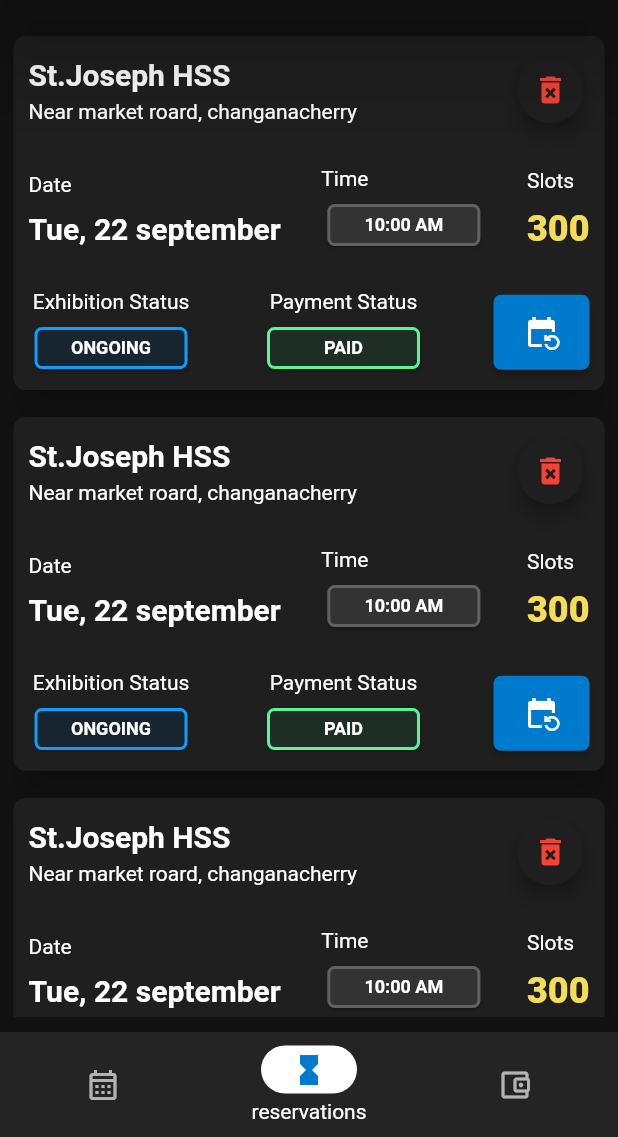
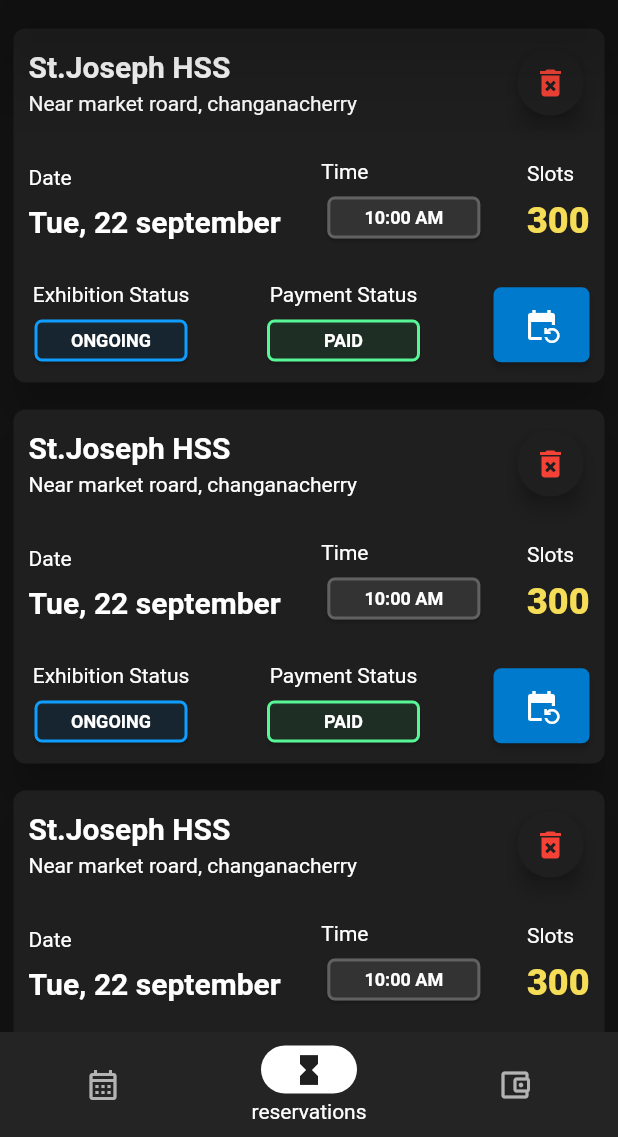
Before and after one commit to shaderone/samvit, a Flutter app: the App screen opened by its route, item 2 of the bottom bar chosen, on a phone screen of 412 x 824 dp, the part 99-1236 px from its top. Run offline on Flutter 3.47's test engine with Material 2 defaults, Android fonts, the phone set to English and light mode, and no system bars.

Commit message:
Refractor code, change icon colors

```diff
--- a/lib/presentation/root/widgets/bottom_navbar.dart
+++ b/lib/presentation/root/widgets/bottom_navbar.dart
@@ -29,7 +29,7 @@ class MaterialBottomNav extends StatelessWidget {
             NavigationDestination(
               selectedIcon: Icon(
                 Icons.calendar_month,
-                  color: secondaryBlueShadeDark,
+                color: primaryDark,
               ),
               icon: Icon(
                 Icons.calendar_month_outlined,
@@ -40,7 +40,7 @@ class MaterialBottomNav extends StatelessWidget {
             NavigationDestination(
               selectedIcon: Icon(
                 Icons.hourglass_full,
-                  color: secondaryBlueShadeDark,
+                color: primaryDark,
               ),
               icon: Icon(
                 //Icons.watch_later_outlined,
@@ -52,7 +52,7 @@ class MaterialBottomNav extends StatelessWidget {
             NavigationDestination(
               selectedIcon: Icon(
                 Icons.account_balance_wallet_rounded,
-                  color: secondaryBlueShadeDark,
+                color: primaryDark,
               ),
               icon: Icon(
                 Icons.account_balance_wallet_outlined,
@@ -62,6 +62,7 @@ class MaterialBottomNav extends StatelessWidget {
             ),
           ],
         );
-        });
+      },
+    );
   }
 }
--- a/lib/presentation/screens/reservation/reservation_screen.dart
+++ b/lib/presentation/screens/reservation/reservation_screen.dart
@@ -33,15 +33,8 @@ class ReservationScreen extends StatelessWidget {
           ),
         ],
       ),
-      body: Padding(
-        //platform specific padding here
-        padding: const EdgeInsets.only(
-          left: 5,
-          right: 5,
-          top: 20,
-          bottom: 10,
-        ),
-        child: ListView.separated(
+      body: ListView.separated(
+        padding: const EdgeInsets.symmetric(horizontal: 5, vertical: 15),
         physics: const BouncingScrollPhysics(),
         itemBuilder: (BuildContext context, int index) {
           return const ReservationCard();
@@ -50,7 +43,6 @@ class ReservationScreen extends StatelessWidget {
           return const SizedBox(height: 10);
         },
         itemCount: 8,
-        ),
       ),
     );
   }
```
Lines whose indentation alone changed are shown as unchanged.
